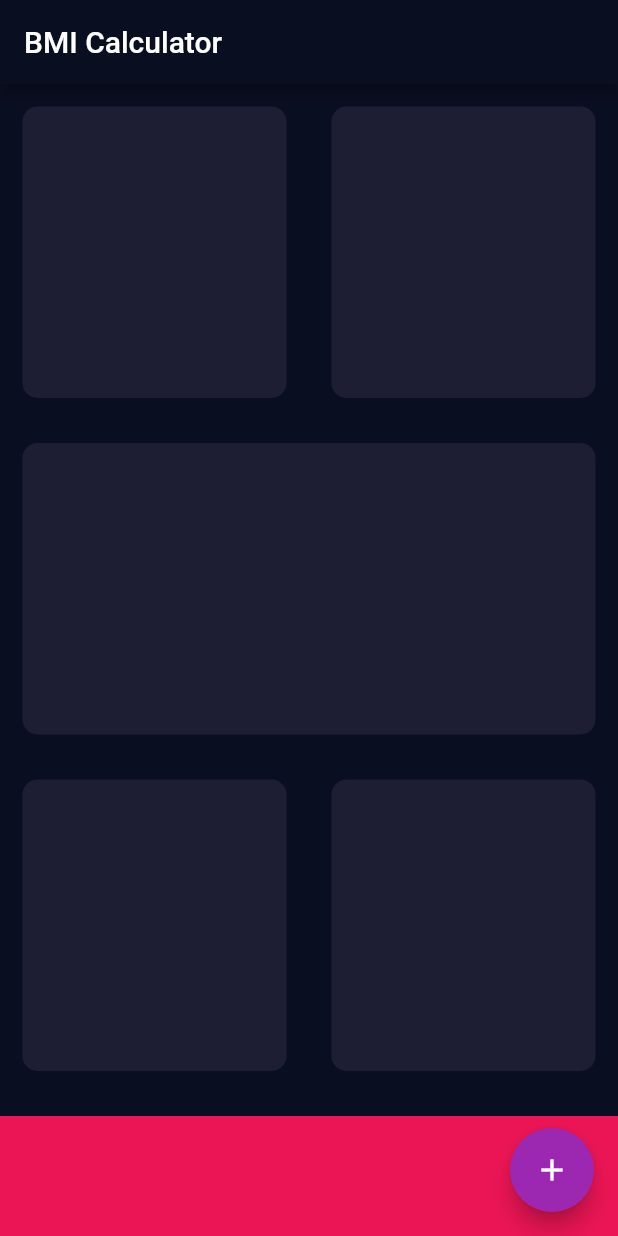
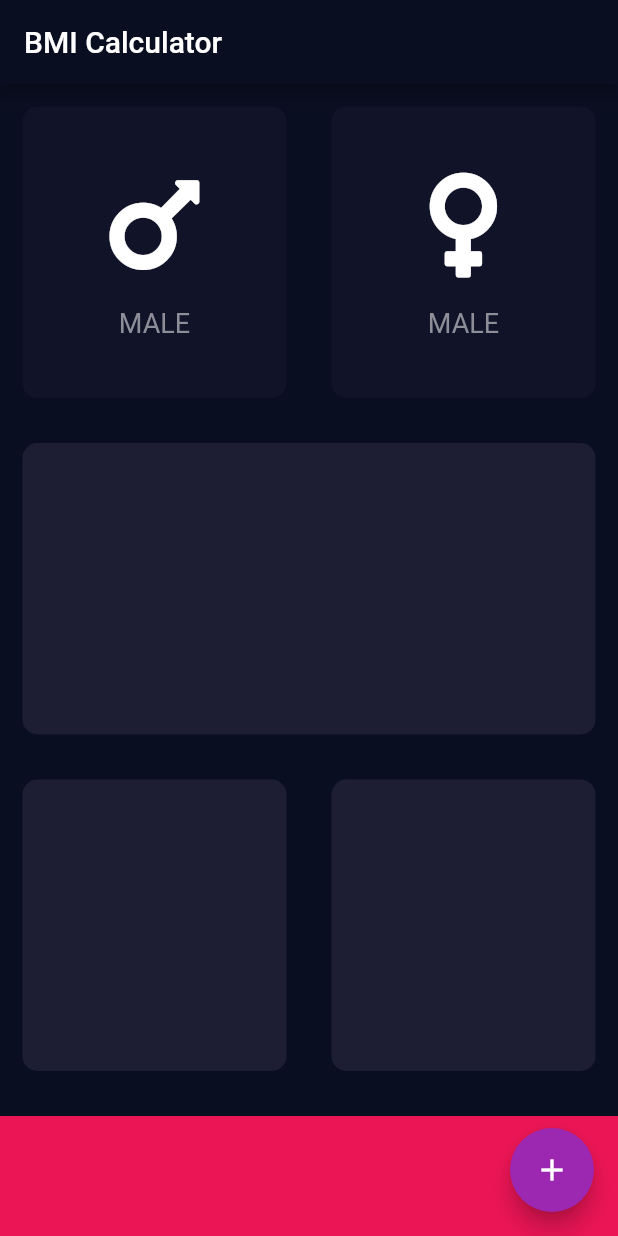
Before and after one commit to djeriko/bmiCalculator, a Flutter app: the screen it shows after launch, on a phone screen of 412 x 824 dp. Run offline on Flutter 3.47's test engine with Material 2 defaults, Android fonts, the phone set to English and light mode, and no system bars; our stand-ins replace font_awesome_flutter.

Commit message:
added male and female cards

```diff
--- a/lib/screens/input_page.dart
+++ b/lib/screens/input_page.dart
@@ -1,7 +1,11 @@
+import 'package:bmi_calculator/widgets/reusable_card.dart';
+import 'package:bmi_calculator/widgets/sex_widget.dart';
 import 'package:flutter/material.dart';
+import 'package:font_awesome_flutter/font_awesome_flutter.dart';
 
 const double bottomContainerHeight = 80.0;
-const Color mainCardColor = Color(0xFF1D1E33);
+const Color activeCardColor = Color(0xFF1D1E33);
+const Color inactiveCardColor = Color(0xFF111328);
 const Color bottomContainerColor = Color(0xFFEB1555);
 
 class InputPage extends StatefulWidget {
@@ -10,6 +14,28 @@ class InputPage extends StatefulWidget {
 }
 
 class _InputPageState extends State<InputPage> {
+  Color maleCardColor = inactiveCardColor;
+  Color femaleCardColor = inactiveCardColor;
+
+  // 1 = male, 2 = female
+  void updateColor(int gender) {
+    if (gender == 1) {
+      if (maleCardColor == inactiveCardColor) {
+        maleCardColor = activeCardColor;
+        femaleCardColor = inactiveCardColor;
+      } else {
+        maleCardColor = inactiveCardColor;
+      }
+    } else {
+      if (femaleCardColor == inactiveCardColor) {
+        femaleCardColor = activeCardColor;
+        maleCardColor = inactiveCardColor;
+      } else {
+        femaleCardColor = inactiveCardColor;
+      }
+    }
+  }
+
   @override
   Widget build(BuildContext context) {
     return Scaffold(
@@ -22,31 +48,53 @@ class _InputPageState extends State<InputPage> {
             child: Row(
               children: <Widget>[
                 Expanded(
-                  child: ReusableCard(
-                    cardColor: mainCardColor,
+                  child: GestureDetector(
+                    onTap: () {
+                      setState(() {
+                        updateColor(1);
+                      });
+                    },
+                    child: ReusableCard(
+                      cardColor: maleCardColor,
+                      cardChild: SexWidget(
+                        sexText: 'MALE',
+                        sexIcon: FontAwesomeIcons.mars,
+                      ),
+                    ),
                   ),
                 ),
                 Expanded(
-                    child: ReusableCard(
-                  cardColor: mainCardColor,
+                    child: GestureDetector(
+                  onTap: () {
+                    setState(() {
+                      updateColor(2);
+                    });
+                  },
+                  child: ReusableCard(
+                    cardColor: femaleCardColor,
+                    cardChild: SexWidget(
+                      sexText: 'FEMALE',
+                      sexIcon: FontAwesomeIcons.venus,
+                    ),
+                  ),
                 )),
               ],
             ),
           ),
           Expanded(
               child: ReusableCard(
-            cardColor: mainCardColor,
+            cardColor: activeCardColor,
           )),
           Expanded(
             child: Row(
               children: <Widget>[
                 Expanded(
                     child: ReusableCard(
-                  cardColor: mainCardColor,
+                  cardColor: activeCardColor,
                 )),
                 Expanded(
                     child: ReusableCard(
-                  cardColor: mainCardColor,
+                  cardColor: activeCardColor,
                 )),
               ],
             ),
@@ -55,7 +103,7 @@ class _InputPageState extends State<InputPage> {
             color: bottomContainerColor,
             margin: EdgeInsets.only(top: 15.0),
             height: bottomContainerHeight,
-            width: double.infinity ,
+            width: double.infinity,
           )
         ],
       ),
@@ -69,18 +117,3 @@ class _InputPageState extends State<InputPage> {
     );
   }
 }
-
-class ReusableCard extends StatelessWidget {
-  ReusableCard({@required this.cardColor});
-
-  final Color cardColor;
-
-  @override
-  Widget build(BuildContext context) {
-    return Container(
-      margin: EdgeInsets.all(15.0),
-      decoration: BoxDecoration(
-          borderRadius: BorderRadius.circular(10.0), color: cardColor),
-    );
-  }
-}
--- /dev/null
+++ b/lib/widgets/reusable_card.dart
@@ -0,0 +1,18 @@
+import 'package:flutter/material.dart';
+
+class ReusableCard extends StatelessWidget {
+  ReusableCard({@required this.cardColor, this.cardChild});
+
+  final Color cardColor;
+  final Widget cardChild;
+
+  @override
+  Widget build(BuildContext context) {
+    return Container(
+      child: cardChild,
+      margin: EdgeInsets.all(15.0),
+      decoration: BoxDecoration(
+          borderRadius: BorderRadius.circular(10.0), color: cardColor),
+    );
+  }
+}
--- /dev/null
+++ b/lib/widgets/sex_widget.dart
@@ -0,0 +1,33 @@
+import 'package:flutter/material.dart';
+
+const labelTextStyle = TextStyle(
+  fontSize: 18.0,
+  color: Color(0xFF8D8E98)
+);
+
+class SexWidget extends StatelessWidget {
+  const SexWidget({@required this.sexText, @required this.sexIcon});
+
+  final String sexText;
+  final IconData sexIcon;
+
+  @override
+  Widget build(BuildContext context) {
+    return Column(
+      mainAxisAlignment: MainAxisAlignment.center,
+      children: <Widget>[
+        Icon(
+          sexIcon,
+          size: 80.0,
+        ),
+        SizedBox(
+          height: 15.0,
+        ),
+        Text(
+          'MALE',
+          style: labelTextStyle,
+          ),
+      ],
+    );
+  }
+}
```
Also changed, not shown: pubspec.yaml (+1 -6 lines), pubspec.lock, 1 other file.
